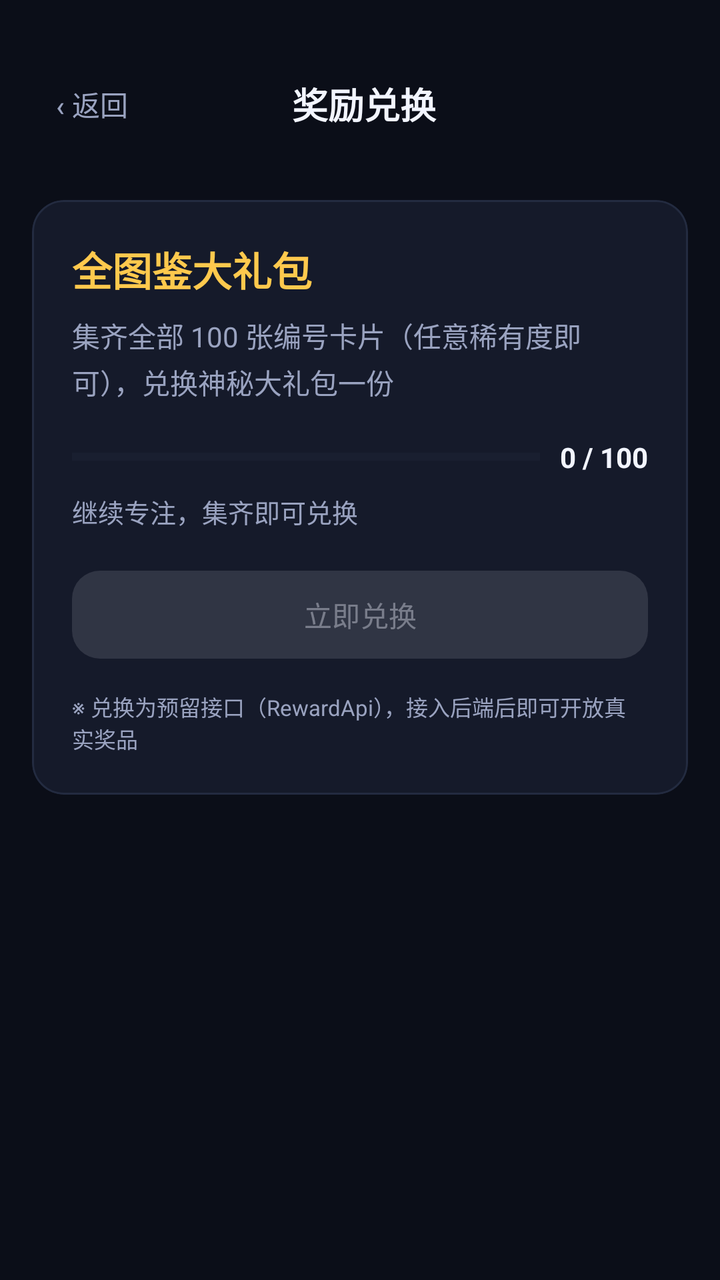
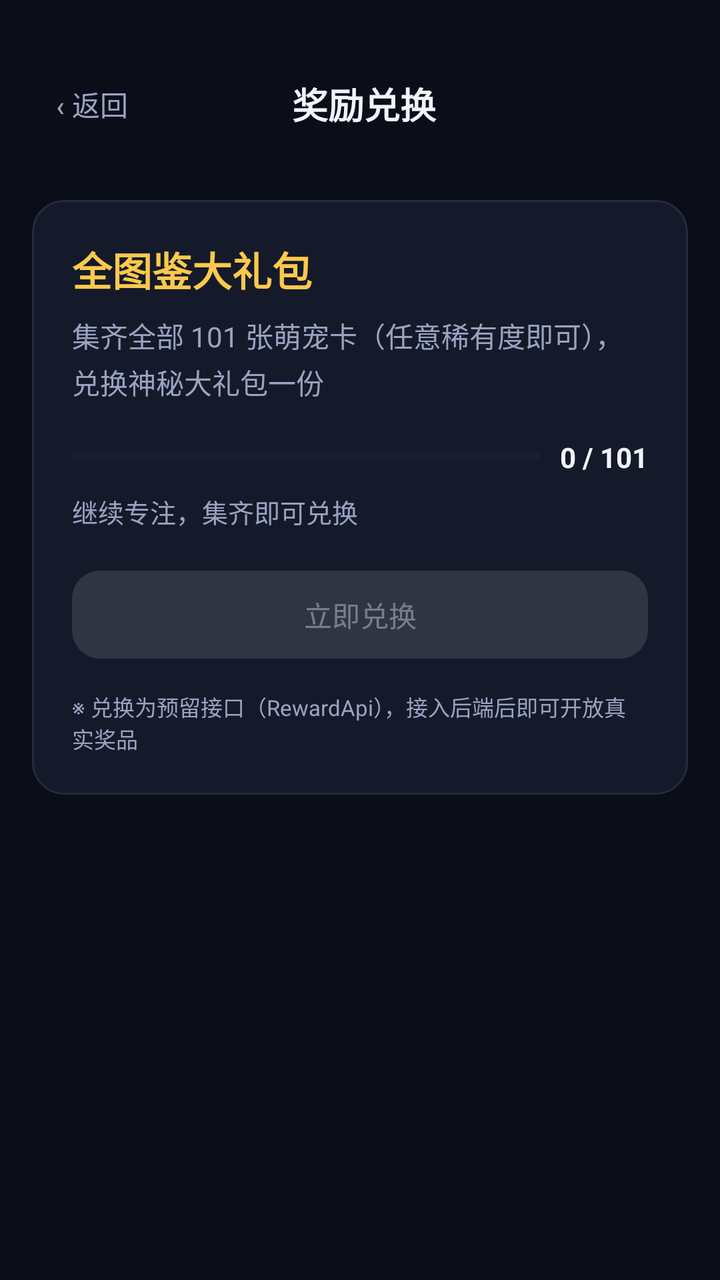

An Android layout rendered at two revisions. The XML below is the earlier revision; the diff shows what the commit changed to produce the second picture.
<!-- AndroidManifest.xml: application theme Theme.Focus -->
<!-- res/layout/activity_reward.xml -->
<?xml version="1.0" encoding="utf-8"?>
<LinearLayout xmlns:android="http://schemas.android.com/apk/res/android"
    xmlns:app="http://schemas.android.com/apk/res-auto"
    android:layout_width="match_parent"
    android:layout_height="match_parent"
    android:background="@color/background"
    android:orientation="vertical">

    <LinearLayout
        android:layout_width="match_parent"
        android:layout_height="wrap_content"
        android:gravity="center_vertical"
        android:orientation="horizontal"
        android:paddingHorizontal="16dp"
        android:paddingTop="28dp"
        android:paddingBottom="8dp">

        <com.google.android.material.button.MaterialButton
            android:id="@+id/btnBack"
            style="@style/Widget.Material3.Button.TextButton"
            android:layout_width="wrap_content"
            android:layout_height="wrap_content"
            android:minWidth="0dp"
            android:text="‹ 返回"
            android:textColor="@color/textSecondary" />

        <TextView
            android:layout_width="0dp"
            android:layout_height="wrap_content"
            android:layout_weight="1"
            android:gravity="center"
            android:text="奖励兑换"
            android:textColor="@color/textPrimary"
            android:textSize="18sp"
            android:textStyle="bold" />

        <Space
            android:layout_width="56dp"
            android:layout_height="wrap_content" />
    </LinearLayout>

    <com.google.android.material.card.MaterialCardView
        android:layout_width="match_parent"
        android:layout_height="wrap_content"
        android:layout_margin="16dp"
        app:cardBackgroundColor="@color/surface"
        app:cardCornerRadius="16dp"
        app:cardElevation="0dp"
        app:strokeColor="@color/track"
        app:strokeWidth="1dp">

        <LinearLayout
            android:layout_width="match_parent"
            android:layout_height="wrap_content"
            android:orientation="vertical"
            android:padding="20dp">

            <TextView
                android:id="@+id/textRewardTitle"
                android:layout_width="wrap_content"
                android:layout_height="wrap_content"
                android:text="全图鉴大礼包"
                android:textColor="@color/primary"
                android:textSize="20sp"
                android:textStyle="bold" />

            <TextView
                android:id="@+id/textRewardDesc"
                android:layout_width="match_parent"
                android:layout_height="wrap_content"
                android:layout_marginTop="8dp"
                android:lineSpacingExtra="3dp"
                android:text="集齐全部 100 张编号卡片（任意稀有度即可），兑换神秘大礼包一份"
                android:textColor="@color/textSecondary"
                android:textSize="14sp" />

            <LinearLayout
                android:layout_width="match_parent"
                android:layout_height="wrap_content"
                android:layout_marginTop="18dp"
                android:gravity="center_vertical"
                android:orientation="horizontal">

                <ProgressBar
                    android:id="@+id/progressReward"
                    style="?android:attr/progressBarStyleHorizontal"
                    android:layout_width="0dp"
                    android:layout_height="wrap_content"
                    android:layout_weight="1"
                    android:max="100"
                    android:progress="0"
                    android:progressTint="@color/primary"
                    android:progressBackgroundTint="@color/track" />

                <TextView
                    android:id="@+id/textRewardProgress"
                    android:layout_width="wrap_content"
                    android:layout_height="wrap_content"
                    android:layout_marginStart="10dp"
                    android:text="0 / 100"
                    android:textColor="@color/textPrimary"
                    android:textSize="14sp"
                    android:textStyle="bold" />
            </LinearLayout>

            <TextView
                android:id="@+id/textStatus"
                android:layout_width="wrap_content"
                android:layout_height="wrap_content"
                android:layout_marginTop="8dp"
                android:text="继续专注，集齐即可兑换"
                android:textColor="@color/textSecondary"
                android:textSize="13sp" />

            <com.google.android.material.button.MaterialButton
                android:id="@+id/btnExchange"
                android:layout_width="match_parent"
                android:layout_height="52dp"
                android:layout_marginTop="16dp"
                android:enabled="false"
                android:text="立即兑换"
                app:cornerRadius="14dp" />

            <TextView
                android:layout_width="match_parent"
                android:layout_height="wrap_content"
                android:layout_marginTop="12dp"
                android:text="※ 兑换为预留接口（RewardApi），接入后端后即可开放真实奖品"
                android:textColor="@color/textSecondary"
                android:textSize="11sp" />
        </LinearLayout>
    </com.google.android.material.card.MaterialCardView>

</LinearLayout>
<!-- resources referenced by this layout -->
<resources>
  <color name="background">#0B0E18</color>
  <color name="primary">#FFC94D</color>
  <color name="surface">#151A2A</color>
  <color name="textPrimary">#F2F5FF</color>
  <color name="textSecondary">#9AA3C0</color>
  <color name="track">#232B40</color>
  <style name="Theme.Focus" parent="Theme.Material3.Dark.NoActionBar">
          <item name="colorPrimary">@color/primary</item>
          <item name="colorOnPrimary">@color/onPrimary</item>
          <item name="colorSecondary">@color/secondary</item>
          <item name="android:colorBackground">@color/background</item>
          <item name="colorSurface">@color/surface</item>
          <item name="colorOnSurface">@color/textPrimary</item>
          <item name="android:statusBarColor">@color/background</item>
          <item name="android:navigationBarColor">@color/background</item>
      </style>
  <color name="onPrimary">#1A1400</color>
  <color name="secondary">#67E8F9</color>
</resources>

<!-- the commit's change to res/layout/activity_reward.xml (unified diff, before → after) -->
@@ -70,7 +70,7 @@
                 android:layout_height="wrap_content"
                 android:layout_marginTop="8dp"
                 android:lineSpacingExtra="3dp"
-                android:text="集齐全部 100 张编号卡片（任意稀有度即可），兑换神秘大礼包一份"
+                android:text="集齐全部 101 张萌宠卡（任意稀有度即可），兑换神秘大礼包一份"
                 android:textColor="@color/textSecondary"
                 android:textSize="14sp" />
 
@@ -97,7 +97,7 @@
                     android:layout_width="wrap_content"
                     android:layout_height="wrap_content"
                     android:layout_marginStart="10dp"
-                    android:text="0 / 100"
+                    android:text="0 / 101"
                     android:textColor="@color/textPrimary"
                     android:textSize="14sp"
                     android:textStyle="bold" />
